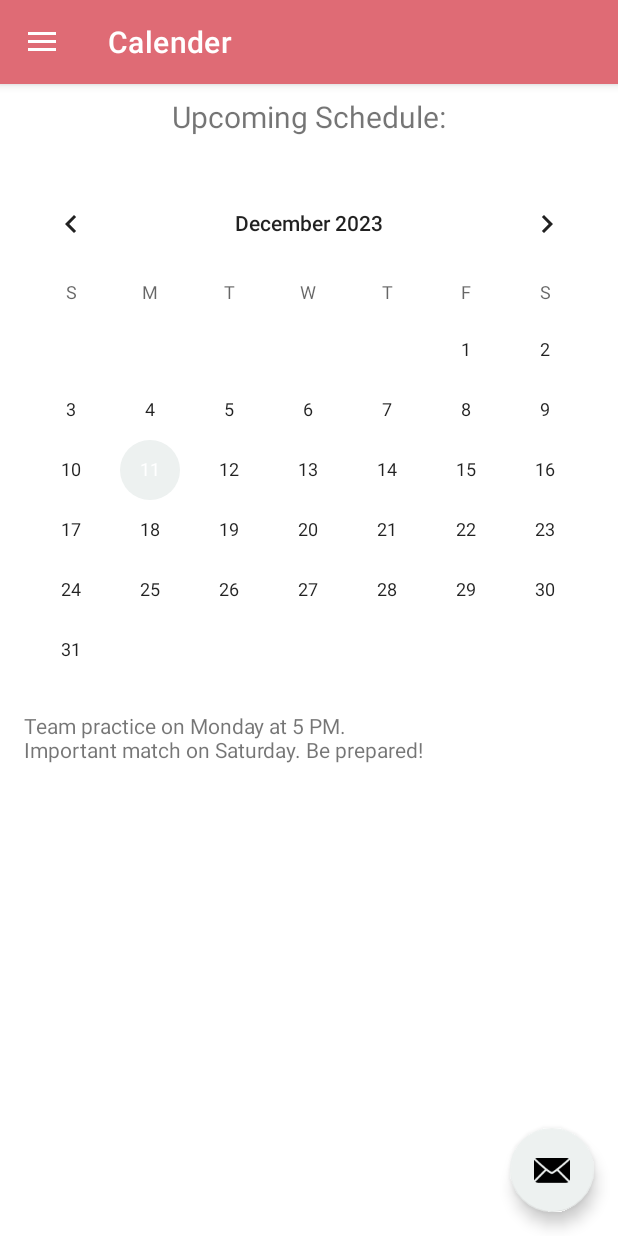
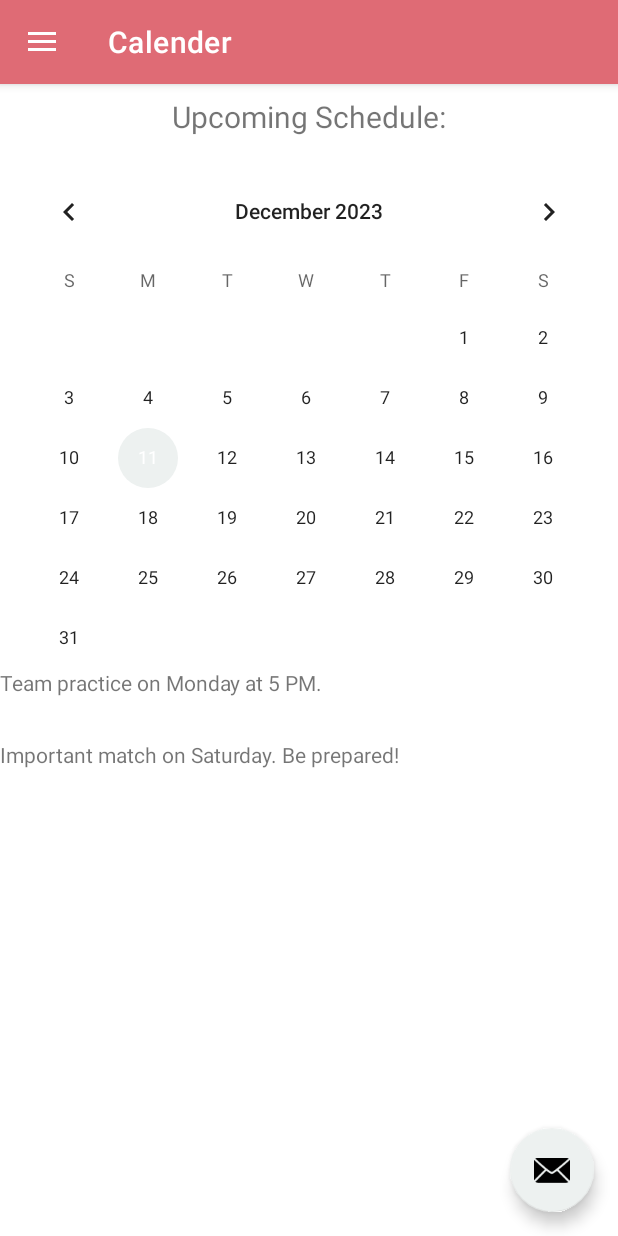
Before and after one commit to emilroy4/team1, an Android app: the screen it shows after launch (MainActivity), in the side drawer, after a tap on "Calender", on a phone screen of 412 x 824 dp. Run offline under Robolectric (Android 15) with nearby library versions, the phone set to English and light mode, and no system bars; our stand-ins replace navigation-ui; 1 statement that could not run was skipped.

Commit message:
announcement in calender complete, add time + date. try adapt calender with schedule

```diff
--- a/app/src/main/AndroidManifest.xml
+++ b/app/src/main/AndroidManifest.xml
@@ -26,7 +26,7 @@
         </activity>
 
         <activity
-            android:name=".LoginActivity"
+            android:name=".ui.login.LoginActivity"
             android:label="@string/login_activity_title"
             android:theme="@style/Theme.Team1.NoActionBar">
         </activity>
--- a/app/src/main/java/com/example/team1/AppDatabase.java
+++ b/app/src/main/java/com/example/team1/AppDatabase.java
@@ -5,6 +5,9 @@ import android.content.Context;
 import androidx.room.Database;
 import androidx.room.Room;
 import androidx.room.RoomDatabase;
+
+import com.example.team1.ui.login.User;
+import com.example.team1.ui.login.UserDao;
 
 @Database(entities = {User.class}, version = 1, exportSchema = false)
 public abstract class AppDatabase extends RoomDatabase {
--- a/app/src/main/java/com/example/team1/ui/calender/CalenderViewModel.java
+++ b/app/src/main/java/com/example/team1/ui/calender/CalenderViewModel.java
@@ -4,6 +4,7 @@ import androidx.lifecycle.LiveData;
 import androidx.lifecycle.MutableLiveData;
 import androidx.lifecycle.ViewModel;
 
+import java.text.SimpleDateFormat;
 import java.util.ArrayList;
 import java.util.Date;
 import java.util.List;
@@ -19,8 +20,10 @@ public class CalenderViewModel extends ViewModel {
 
         // Initialize announcements with initial announcements
         List<Announcement> initialAnnouncements = new ArrayList<>();
-        initialAnnouncements.add(new Announcement(new Date(), "Team practice on Monday at 5 PM."));
-        initialAnnouncements.add(new Announcement(new Date(), "Important match on Saturday. Be prepared!"));
+        SimpleDateFormat dateFormat = new SimpleDateFormat("\nyyyy-MM-dd HH:mm");
+
+        initialAnnouncements.add(new Announcement(new Date(), "Team practice on Monday at 5 PM.\n"));
+        initialAnnouncements.add(new Announcement(new Date(), "\nImportant match on Saturday. Be prepared!\n"));
 
         announcements = new MutableLiveData<>();
         announcements.setValue(initialAnnouncements);
--- a/app/src/main/java/com/example/team1/ui/login/LoginFragment.java
+++ b/app/src/main/java/com/example/team1/ui/login/LoginFragment.java
@@ -20,7 +20,6 @@ public class LoginFragment extends Fragment {
     private EditText etUsername;
     private EditText etPassword;
     private Button btnLogin;
-    private TextView tvRegister;
 
     public LoginFragment() {
         // Required empty public constructor
@@ -35,7 +34,6 @@ public class LoginFragment extends Fragment {
         etUsername = view.findViewById(R.id.etUsername);
         etPassword = view.findViewById(R.id.etPassword);
         btnLogin = view.findViewById(R.id.btnLogin);
-        tvRegister = view.findViewById(R.id.tvRegister);
 
         btnLogin.setOnClickListener(new View.OnClickListener() {
             @Override
@@ -59,14 +57,7 @@ public class LoginFragment extends Fragment {
             }
         });
 
-        tvRegister.setOnClickListener(new View.OnClickListener() {
-            @Override
-            public void onClick(View v) {
-                // Handle register text click
-                // Navigate to the registration screen by replacing the current fragment with RegisterFragment
-                replaceFragment(new RegisterFragment());
-            }
-        });
+
 
         return view;
     }
--- a/app/src/main/java/com/example/team1/User.java
+++ b/app/src/main/java/com/example/team1/ui/login/User.java
@@ -1,4 +1,4 @@
-package com.example.team1;
+package com.example.team1.ui.login;
 
 import androidx.lifecycle.LiveData;
 import androidx.room.ColumnInfo;
--- a/app/src/main/java/com/example/team1/UserDao.java
+++ b/app/src/main/java/com/example/team1/ui/login/UserDao.java
@@ -1,9 +1,11 @@
-package com.example.team1;
+package com.example.team1.ui.login;
 
 import androidx.lifecycle.LiveData;
 import androidx.room.Dao;
 import androidx.room.Insert;
 import androidx.room.Query;
+
+import com.example.team1.ui.login.User;
 
 import java.util.List;
 
--- a/app/src/main/java/com/example/team1/UserRepository.java
+++ b/app/src/main/java/com/example/team1/ui/login/UserRepository.java
@@ -1,7 +1,9 @@
-package com.example.team1;
+package com.example.team1.ui.login;
 
 import android.app.Application;
 import androidx.lifecycle.LiveData;
+
+import com.example.team1.AppDatabase;
 
 import java.util.List;
 import java.util.concurrent.ExecutorService;
--- a/app/src/main/java/com/example/team1/UserViewModel.java
+++ b/app/src/main/java/com/example/team1/ui/login/UserViewModel.java
@@ -1,10 +1,13 @@
-package com.example.team1;
+package com.example.team1.ui.login;
 
 import android.app.Application;
 
 import androidx.annotation.NonNull;
 import androidx.lifecycle.AndroidViewModel;
 import androidx.lifecycle.LiveData;
+
+import com.example.team1.ui.login.User;
+import com.example.team1.ui.login.UserRepository;
 
 import java.util.List;
 
--- a/app/src/main/res/layout/activity_main.xml
+++ b/app/src/main/res/layout/activity_main.xml
@@ -14,7 +14,12 @@
         android:layout_width="match_parent"
         android:layout_height="match_parent" />
 
-
+    <!-- Add a FrameLayout as the fragment container -->
+    <FrameLayout
+        android:id="@+id/fragment_container"
+        android:layout_width="match_parent"
+        android:layout_height="match_parent"
+        android:layout_below="@id/app_bar_main" />
 
     <com.google.android.material.navigation.NavigationView
         android:id="@+id/nav_view"
--- a/app/src/main/res/layout/fragment_calender.xml
+++ b/app/src/main/res/layout/fragment_calender.xml
@@ -1,14 +1,20 @@
 <?xml version="1.0" encoding="utf-8"?>
-<androidx.constraintlayout.widget.ConstraintLayout xmlns:android="http://schemas.android.com/apk/res/android"
+<ScrollView
+    xmlns:android="http://schemas.android.com/apk/res/android"
     xmlns:app="http://schemas.android.com/apk/res-auto"
     xmlns:tools="http://schemas.android.com/tools"
     android:layout_width="match_parent"
     android:layout_height="match_parent"
     tools:context=".ui.calender.CalenderFragment">
 
+    <LinearLayout
+        android:layout_width="match_parent"
+        android:layout_height="wrap_content"
+        android:orientation="vertical">
+
         <TextView
             android:id="@+id/text_calender"
-        android:layout_width="0dp"
+            android:layout_width="match_parent"
             android:layout_height="wrap_content"
             android:layout_marginStart="8dp"
             android:layout_marginTop="8dp"
@@ -21,40 +27,22 @@
             app:layout_constraintStart_toStartOf="parent"
             app:layout_constraintTop_toTopOf="parent" />
 
-    <androidx.constraintlayout.widget.Guideline
-        android:id="@+id/guideline2"
-        android:layout_width="wrap_content"
-        android:layout_height="wrap_content"
-        android:orientation="horizontal"
-        app:layout_constraintGuide_begin="20dp" />
-
-    <!-- CalendarView for displaying team schedule -->
         <CalendarView
             android:id="@+id/calendarView"
-        android:layout_width="0dp"
-        android:layout_height="0dp"
-        android:layout_marginStart="1dp"
-        android:layout_marginTop="8dp"
-        android:layout_marginEnd="1dp"
-        android:layout_marginBottom="8dp"
-        app:layout_constraintBottom_toTopOf="@+id/announcetextView"
-        app:layout_constraintEnd_toEndOf="parent"
-        app:layout_constraintStart_toStartOf="parent"
-        app:layout_constraintTop_toBottomOf="@+id/text_calender" />
+            android:layout_width="match_parent"
+            android:layout_height="match_parent" />
 
-    <!-- TextView for displaying announcements -->
         <TextView
             android:id="@+id/announcetextView"
-        android:layout_width="0dp"
-        android:layout_height="0dp"
-        android:layout_marginStart="16dp"
-        android:layout_marginTop="8dp"
-        android:layout_marginEnd="16dp"
-        android:layout_marginBottom="8dp"
-        app:layout_constraintBottom_toBottomOf="parent"
-        app:layout_constraintEnd_toEndOf="parent"
-        app:layout_constraintStart_toStartOf="parent"
-        app:layout_constraintTop_toBottomOf="@+id/calendarView" />
+            android:layout_width="match_parent"
+            android:layout_height="wrap_content" />
 
-
-</androidx.constraintlayout.widget.ConstraintLayout>
+        <LinearLayout
+            android:id="@+id/announcementLayout"
+            android:layout_width="match_parent"
+            android:layout_height="wrap_content"
+            android:orientation="vertical">
+            <!-- This is where your clickable announcements will be added dynamically -->
+        </LinearLayout>
+    </LinearLayout>
+</ScrollView>
```
Also changed, not shown: app/src/main/java/com/example/team1/RegisterActivity.java (deleted, +0 -51 lines), app/src/main/java/com/example/team1/ui/calender/Announcement.java (+25 -0 lines), app/src/main/java/com/example/team1/ui/login/LoginActivity.java (renamed from app/src/main/java/com/example/team1/LoginActivity.java, +4 -9 lines), app/src/main/java/com/example/team1/ui/login/RegisterFragment.java (deleted, +0 -24 lines), app/src/main/res/layout/announcement_details.xml (added, +52 -0 lines). Lines whose indentation alone changed are shown as unchanged.
